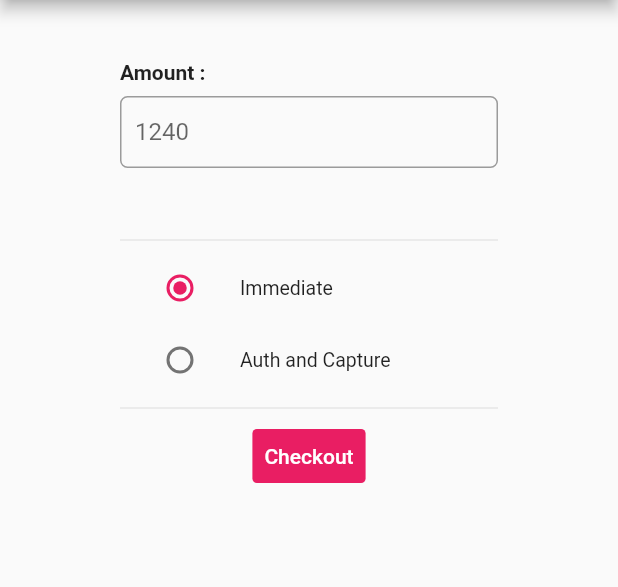
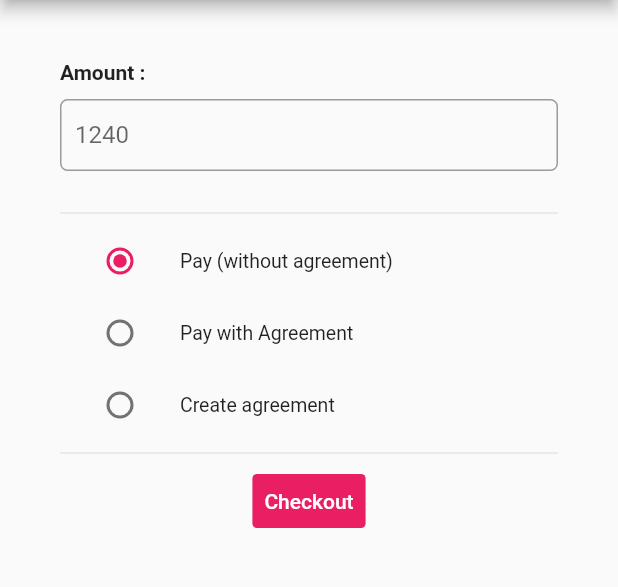
Before and after one commit to codeboxrcodehub/flutter-bkash, a Flutter app: the screen it shows after launch, on a phone screen of 412 x 824 dp, the part 84-671 px from its top. Run offline on Flutter 3.47's test engine with Material 2 defaults, Android fonts, the phone set to English and light mode, and no system bars; our stand-ins replace fpdart, webview_flutter.

```diff
--- a/example/lib/main.dart
+++ b/example/lib/main.dart
@@ -25,7 +25,7 @@ class MyApp extends StatelessWidget {
   }
 }
 
-enum Intent { sale, authorization }
+enum PaymentType { payWithAgreement, payWithoutAgreement, createAgreement }
 
 class HomePage extends StatefulWidget {
   final String title;
@@ -39,23 +39,9 @@ class HomePage extends StatefulWidget {
 class HomePageState extends State<HomePage> {
   final GlobalKey<ScaffoldState> _scaffoldKey = GlobalKey<ScaffoldState>();
   final TextEditingController _amountController = TextEditingController();
+  final TextEditingController _agreementIdController = TextEditingController();
 
-  Intent _intent = Intent.sale;
-  FocusNode? focusNode;
-
-  @override
-  void initState() {
-    super.initState();
-
-    focusNode = FocusNode();
-  }
-
-  @override
-  void dispose() {
-    // Clean up the focus node when the Form is disposed.
-    focusNode!.dispose();
-    super.dispose();
-  }
+  PaymentType _paymentType = PaymentType.payWithoutAgreement;
 
   @override
   Widget build(BuildContext context) {
@@ -63,18 +49,19 @@ class HomePageState extends State<HomePage> {
       key: _scaffoldKey,
       appBar: AppBar(title: Text(widget.title)),
       body: SingleChildScrollView(
-        padding: const EdgeInsets.fromLTRB(80, 40, 80, 40),
+        padding: const EdgeInsets.all(40),
         child: Column(
           crossAxisAlignment: CrossAxisAlignment.start,
           children: [
+            if (_paymentType != PaymentType.createAgreement) ...[
               const Text(
                 'Amount :',
                 style: TextStyle(fontWeight: FontWeight.bold),
               ),
-            Container(
-              margin: const EdgeInsets.only(top: 8),
-              child: TextFormField(
-                focusNode: focusNode,
+              const SizedBox(
+                height: 10,
+              ),
+              TextFormField(
                 controller: _amountController,
                 decoration: const InputDecoration(
                   hintText: "1240",
@@ -92,27 +79,68 @@ class HomePageState extends State<HomePage> {
                 maxLines: 1,
                 minLines: 1,
               ),
+              if (_paymentType == PaymentType.payWithAgreement) ...[
+                const SizedBox(
+                  height: 20,
                 ),
-            const SizedBox(height: 40.0),
+                const Text(
+                  'AgreementID :',
+                  style: TextStyle(fontWeight: FontWeight.bold),
+                ),
+                const SizedBox(
+                  height: 10,
+                ),
+                TextFormField(
+                  controller: _agreementIdController,
+                  decoration: const InputDecoration(
+                    hintText: "User Agreement Id",
+                    contentPadding:
+                        EdgeInsets.symmetric(horizontal: 10, vertical: 0),
+                    border: OutlineInputBorder(
+                        borderRadius: BorderRadius.all(Radius.circular(5)),
+                        borderSide: BorderSide(color: Colors.grey)),
+                    focusedBorder: OutlineInputBorder(
+                      borderSide: BorderSide(color: Colors.pink, width: 2.0),
+                    ),
+                    // hintText: reviewTitle,
+                  ),
+                  keyboardType: TextInputType.text,
+                  maxLines: 1,
+                  minLines: 1,
+                ),
+              ],
+              const SizedBox(height: 20.0),
+            ],
             const Divider(),
             ListTile(
-              title: const Text('Immediate'),
+              title: const Text('Pay (without agreement)'),
               leading: Radio(
-                value: Intent.sale,
-                groupValue: _intent,
+                value: PaymentType.payWithoutAgreement,
+                groupValue: _paymentType,
                 onChanged: (value) {
-                  setState(() => _intent = value!);
+                  setState(() => _paymentType = value!);
                 },
               ),
               dense: true,
             ),
             ListTile(
-              title: const Text('Auth and Capture'),
+              title: const Text('Pay with Agreement'),
               leading: Radio(
-                value: Intent.authorization,
-                groupValue: _intent,
+                value: PaymentType.payWithAgreement,
+                groupValue: _paymentType,
                 onChanged: (value) {
-                  setState(() => _intent = value!);
+                  setState(() => _paymentType = value!);
+                },
+              ),
+              dense: true,
+            ),
+            ListTile(
+              title: const Text('Create agreement'),
+              leading: Radio(
+                value: PaymentType.createAgreement,
+                groupValue: _paymentType,
+                onChanged: (value) {
+                  setState(() => _paymentType = value!);
                 },
               ),
               dense: true,
@@ -130,7 +158,24 @@ class HomePageState extends State<HomePage> {
                   style: TextStyle(color: Colors.white),
                 ),
                 onPressed: () async {
-                  String amount = _amountController.text.trim();
+                  final flutterBkash = FlutterBkash();
+
+                  if (_paymentType == PaymentType.createAgreement) {
+                    try {
+                      // remove focus from TextField to hide keyboard
+                      FocusManager.instance.primaryFocus?.unfocus();
+                      final result =
+                          await flutterBkash.createAgreement(context: context);
+                      dev.log(result.toString());
+                    } on BkashFailure catch (e, st) {
+                      dev.log(e.message, error: e, stackTrace: st);
+                    } catch (e) {
+                      dev.log("Something went wrong");
+                    }
+                    return;
+                  }
+                  if (_paymentType == PaymentType.payWithoutAgreement) {
+                    final amount = _amountController.text.trim();
 
                     if (amount.isEmpty) {
                       // if the amount is empty then show the snack-bar
@@ -140,29 +185,61 @@ class HomePageState extends State<HomePage> {
                       return;
                     }
                     // remove focus from TextField to hide keyboard
-                  focusNode!.unfocus();
+                    FocusManager.instance.primaryFocus?.unfocus();
                     // Goto BkashPayment page & pass the params
-                  final flutterBkash = FlutterBkash(
-                    bkashCredentials: BkashCredentials(
-                      username: "sandboxTokenizedUser02",
-                      password: "sandboxTokenizedUser02@12345",
-                      appKey: "4f6o0cjiki2rfm34kfdadl1eqq",
-                      appSecret:
-                          "2is7hdktrekvrbljjh44ll3d9l1dtjo4pasmjvs5vl5qr3fug4b",
-                      isSandbox: true,
-                    ),
-                  );
 
                     try {
                       final res = await flutterBkash.pay(
                         context: context,
-                      amount: 10,
+                        amount: double.parse(amount),
                         marchentInvoiceNumber: "tranId",
                       );
 
                       dev.log(res.toString());
+                    } on BkashFailure catch (e, st) {
+                      dev.log(e.message, error: e, stackTrace: st);
                     } catch (e) {
-                    dev.log("something went wrong");
+                      dev.log("Something went wrong");
+                    }
+                  }
+                  if (_paymentType == PaymentType.payWithAgreement) {
+                    final amount = _amountController.text.trim();
+                    final agreementId = _agreementIdController.text.trim();
+
+                    if (amount.isEmpty) {
+                      // if the amount is empty then show the snack-bar
+                      ScaffoldMessenger.of(context).showSnackBar(const SnackBar(
+                          content: Text(
+                              "Amount is empty. Without amount you can't pay. Try again")));
+                      return;
+                    }
+
+                    if (agreementId.isEmpty) {
+                      // if the agreementId is empty then show the snack-bar
+                      ScaffoldMessenger.of(context).showSnackBar(const SnackBar(
+                          content: Text(
+                              "AgreementId is empty. Without AgreementId you can't pay. Try again")));
+                      return;
+                    }
+
+                    // remove focus from TextField to hide keyboard
+                    FocusManager.instance.primaryFocus?.unfocus();
+
+                    // Goto BkashPayment page & pass the params
+                    try {
+                      final result = await flutterBkash.paywithAgreement(
+                        context: context,
+                        amount: double.parse(amount),
+                        agreementId: agreementId,
+                        marchentInvoiceNumber: "marchentInvoiceNumber",
+                      );
+
+                      dev.log(result.toString());
+                    } on BkashFailure catch (e, st) {
+                      dev.log(e.message, error: e, stackTrace: st);
+                    } catch (e) {
+                      dev.log("Something went wrong");
+                    }
                   }
                 },
               ),
--- a/lib/flutter_bkash.dart
+++ b/lib/flutter_bkash.dart
@@ -3,3 +3,4 @@ library flutter_bkash;
 export 'src/flutter_bkash.dart';
 export 'src/bkash_credentials.dart';
 export 'src/utils/failure.dart';
+export 'src/bkash_api.dart';
--- a/lib/src/bkash_api.dart
+++ b/lib/src/bkash_api.dart
@@ -15,19 +15,18 @@ import 'apis/models/token_response_model.dart';
 import 'utils/failure.dart';
 
 class BkashApi {
-  final BkashCredentials _bkashCredentials;
+  final TokenApi _tokenApi;
+  final CreateAgreementApi _createAgreementApi;
+  final PayWithAgreementApi _payWithAgreementApi;
+  final PayWithoutAgreementApi _payWithoutAgreementApi;
 
-  late TokenApi _tokenApi;
-  late CreateAgreementApi _createAgreementApi;
-  late PayWithAgreementApi _payWithAgreementApi;
-  late PayWithoutAgreementApi _payWithoutAgreementApi;
+  BkashApi({
+    required BkashCredentials bkashCredentials,
+  })  : _tokenApi = TokenApi(bkashCredentials),
+        _createAgreementApi = CreateAgreementApi(bkashCredentials),
+        _payWithAgreementApi = PayWithAgreementApi(bkashCredentials),
+        _payWithoutAgreementApi = PayWithoutAgreementApi(bkashCredentials);
 
-  BkashApi(this._bkashCredentials) {
-    _tokenApi = TokenApi(_bkashCredentials);
-    _createAgreementApi = CreateAgreementApi(_bkashCredentials);
-    _payWithAgreementApi = PayWithAgreementApi(_bkashCredentials);
-    _payWithoutAgreementApi = PayWithoutAgreementApi(_bkashCredentials);
-  }
   // Token related
   Future<Either<BkashFailure, TokenResponseModel>> createToken() async =>
       await _tokenApi.createToken();
--- a/lib/src/bkash_credentials.dart
+++ b/lib/src/bkash_credentials.dart
@@ -5,7 +5,7 @@ class BkashCredentials {
   final String appSecret;
   final bool isSandbox;
 
-  BkashCredentials({
+  const BkashCredentials({
     required this.username,
     required this.password,
     required this.appKey,
--- a/lib/src/flutter_bkash.dart
+++ b/lib/src/flutter_bkash.dart
@@ -14,8 +14,19 @@ class FlutterBkash {
   late DateTime _tokenValidity;
   Either<BkashFailure, TokenResponseModel>? _token;
 
-  FlutterBkash({required BkashCredentials bkashCredentials})
-      : _bkashApi = BkashApi(bkashCredentials) {
+  FlutterBkash({
+    BkashCredentials? bkashCredentials,
+  }) : _bkashApi = BkashApi(
+          bkashCredentials: bkashCredentials ??
+              const BkashCredentials(
+                username: "sandboxTokenizedUser02",
+                password: "sandboxTokenizedUser02@12345",
+                appKey: "4f6o0cjiki2rfm34kfdadl1eqq",
+                appSecret:
+                    "2is7hdktrekvrbljjh44ll3d9l1dtjo4pasmjvs5vl5qr3fug4b",
+                isSandbox: true,
+              ),
+        ) {
     _validateToken();
   }
 
@@ -122,7 +133,7 @@ class FlutterBkash {
               );
             }
             if (bkashPaymentStatus == BkashPaymentStatus.canceled) {
-              throw CancelledFailure();
+              throw BkashFailure(message: "Payment Cancelled");
             }
             throw BkashFailure();
           },
@@ -142,7 +153,7 @@ class FlutterBkash {
     required String agreementId,
     required String marchentInvoiceNumber,
   }) async {
-    _validateToken();
+    await _validateToken();
 
     final paymentResponse = await _token?.fold<Future<BkashPaymentResponse>>(
       (l) async => throw l,
@@ -199,7 +210,7 @@ class FlutterBkash {
               );
             }
             if (bkashPaymentStatus == BkashPaymentStatus.canceled) {
-              throw CancelledFailure();
+              throw BkashFailure(message: "Payment Cancelled");
             }
             throw BkashFailure();
           },
@@ -216,7 +227,7 @@ class FlutterBkash {
   Future<BkashAgreementResponse> createAgreement({
     required BuildContext context,
   }) async {
-    _validateToken();
+    await _validateToken();
 
     final paymentResponse = await _token?.fold<Future<BkashAgreementResponse>>(
       (l) async => throw l,
@@ -268,7 +279,7 @@ class FlutterBkash {
               );
             }
             if (bkashPaymentStatus == BkashPaymentStatus.canceled) {
-              throw CancelledFailure();
+              throw BkashFailure(message: "Agreement creation Cancelled");
             }
             throw BkashFailure();
           },
--- a/lib/src/utils/failure.dart
+++ b/lib/src/utils/failure.dart
@@ -17,15 +17,3 @@ class BkashFailure implements Exception {
     );
   }
 }
-
-class CancelledFailure extends BkashFailure {
-  CancelledFailure({
-    String? message,
-    Object? error,
-    StackTrace? stackTrace,
-  }) : super(
-          message: "User Cancelled Payment",
-          error: error,
-          stackTrace: stackTrace,
-        );
-}
--- a/pubspec.yaml
+++ b/pubspec.yaml
@@ -13,7 +13,6 @@ dependencies:
   webview_flutter: ^4.2.2
   http: ^1.0.0
   fpdart: ^0.6.0
-  flutter_bloc: ^8.1.3
 
 dev_dependencies:
   flutter_test:
```
Lines whose indentation alone changed are shown as unchanged.
